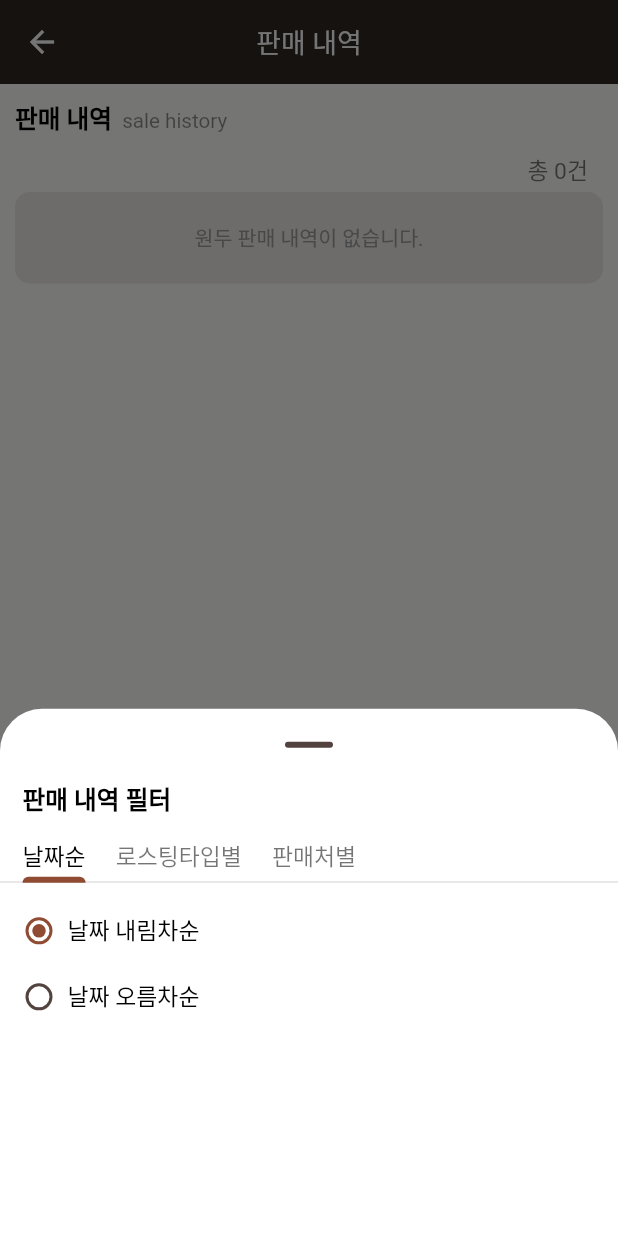
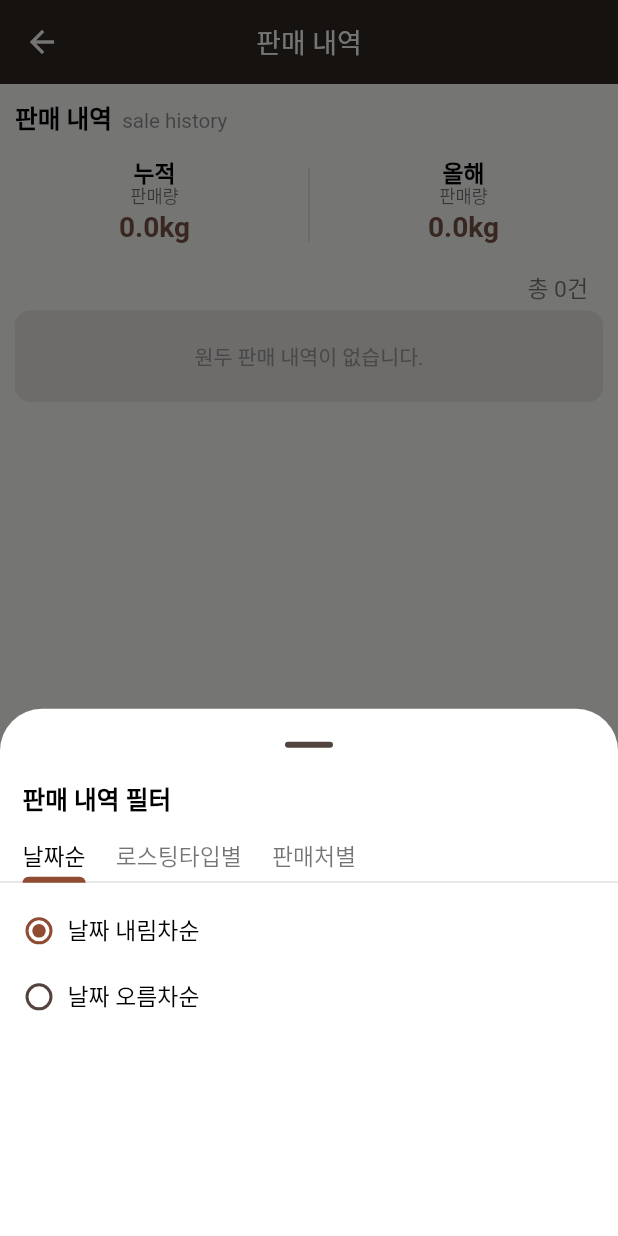
Before and after one commit to NamGideokk/bean_diary, a Flutter app: the SaleHistoryMain screen opened directly, after a tap on an icon or button, on a phone screen of 412 x 824 dp. Run offline on Flutter 3.47's test engine with Material 3 defaults, Android fonts, the phone set to English and light mode, and no system bars; our stand-ins replace get, package_info_plus, sqflite, upgrader; accounts and stored records are empty.

Commit message:
판매 내역 > 상단 판매량 컨테이너 추가

```diff
--- a/lib/controllers/sale_history_controller.dart
+++ b/lib/controllers/sale_history_controller.dart
@@ -1,7 +1,6 @@
 import 'package:bean_diary/screens/sale_history_filter_bottom_sheet.dart';
 import 'package:bean_diary/sqflite/roasting_bean_sales_sqf_lite.dart';
 import 'package:bean_diary/utility/utility.dart';
-import 'package:flutter/cupertino.dart';
 import 'package:flutter/material.dart';
 import 'package:get/get.dart';
 
@@ -12,8 +11,9 @@ class SaleHistoryController extends GetxController {
   final RxList _blendList = [].obs;
   final RxList _sellerList = [].obs;
 
-  final RxString _filterValue = "전체".obs;
-  final RxInt _totalWeightForYear = 0.obs;
+  final RxInt _totalSales = 0.obs;
+  final RxInt _thisYearSales = 0.obs;
+  final RxDouble _salesContainerHeight = 0.0.obs;
 
   final RxString _sortByDate = "desc".obs;
   final RxString _sortByRoastingType = "".obs;
@@ -26,8 +26,9 @@ class SaleHistoryController extends GetxController {
   get blendList => _blendList;
   get sellerList => _sellerList;
 
-  get filterValue => _filterValue.value;
-  get totalWeightForYear => _totalWeightForYear.value;
+  get totalSales => _totalSales.value;
+  get thisYearSales => _thisYearSales.value;
+  get salesContainerHeight => _salesContainerHeight.value;
 
   get sortByDate => _sortByDate.value;
   get sortByRoastingType => _sortByRoastingType.value;
@@ -54,10 +55,12 @@ class SaleHistoryController extends GetxController {
       }
       _totalList(sortingList);
       _showList(totalList);
-      calcYearTotalSalesWeight(DateTime.now().year);
+      calcSalesContainer();
     } else {
       _totalList.clear();
       _showList.clear();
+      _totalSales(0);
+      _thisYearSales(0);
     }
   }
 
@@ -73,14 +76,20 @@ class SaleHistoryController extends GetxController {
     }
   }
 
-  void calcYearTotalSalesWeight(int year) {
-    int totalWeight = 0;
+  /// 25-02-23 리팩토링
+  ///
+  /// 상단 판매량 구하기 (누적, 올해)
+  void calcSalesContainer() {
+    int total = 0;
+    int thisYear = 0;
     for (var e in _totalList) {
-      if (e["date"].toString().substring(0, 4) == year.toString()) {
-        totalWeight += int.parse(e["sales_weight"].toString());
+      total += e["sales_weight"] as int;
+      if (e["date"].toString().substring(0, 4) == DateTime.now().year.toString()) {
+        thisYear += e["sales_weight"] as int;
       }
     }
-    _totalWeightForYear(totalWeight);
+    _totalSales(total);
+    _thisYearSales(thisYear);
   }
 
   void scrollToTop(ScrollController ctrl) {
@@ -153,4 +162,9 @@ class SaleHistoryController extends GetxController {
     _showList(list);
     _sortCount(sortCnt);
   }
+
+  /// 25-02-23
+  ///
+  /// 판매 내역 > 상단 판매량 컨테이너 높이 구하기
+  void getSalesContainerHeight(double value) => _salesContainerHeight(value);
 }
--- a/lib/screens/sale_history_main.dart
+++ b/lib/screens/sale_history_main.dart
@@ -67,73 +67,137 @@ class _SaleHistoryMainState extends State<SaleHistoryMain> {
             ),
           ],
         ),
-        body: Container(
+        body: Padding(
           padding: const EdgeInsets.fromLTRB(10, 10, 10, 0),
           child: Column(
             crossAxisAlignment: CrossAxisAlignment.start,
             children: [
               const HeaderTitle(title: "판매 내역", subTitle: "sale history"),
-              _saleHistoryCtrl.totalList.length > 0
-                  ? Padding(
-                      padding: const EdgeInsets.fromLTRB(5, 10, 10, 5),
-                      child: Row(
-                        mainAxisAlignment: MainAxisAlignment.spaceBetween,
-                        crossAxisAlignment: CrossAxisAlignment.baseline,
-                        textBaseline: TextBaseline.ideographic,
-                        children: [
-                          Row(
-                            crossAxisAlignment: CrossAxisAlignment.baseline,
-                            textBaseline: TextBaseline.ideographic,
+              IntrinsicHeight(
+                child: Padding(
+                  padding: const EdgeInsets.symmetric(horizontal: 15, vertical: 10),
+                  child: MediaQuery(
+                    data: MediaQueryData(
+                      textScaler: MediaQuery.of(context).textScaler.clamp(minScaleFactor: 1.0, maxScaleFactor: 1.5),
+                    ),
+                    child: Row(
+                      mainAxisAlignment: MainAxisAlignment.center,
+                      children: [
+                        Expanded(
+                          child: Column(
                             children: [
-                              TextButton(
-                                style: TextButton.styleFrom(
-                                  minimumSize: const Size(0, 0),
-                                  padding: const EdgeInsets.symmetric(vertical: 0, horizontal: 3),
-                                  shape: RoundedRectangleBorder(
-                                    borderRadius: BorderRadius.circular(5),
-                                  ),
-                                ),
-                                onPressed: () {
-                                  showModalBottomSheet(
-                                    showDragHandle: true,
-                                    backgroundColor: Colors.white,
-                                    context: context,
-                                    builder: (context) => const CustomYearPicker(),
-                                  );
-                                },
-                                child: Text(
-                                  _yearPickerController.selectedYear,
-                                  style: TextStyle(
-                                    fontSize: height / 40,
-                                  ),
-                                ),
+                              Text(
+                                "누적",
+                                style: Theme.of(context).textTheme.bodyMedium!.copyWith(
+                                      height: 1,
+                                      fontWeight: FontWeight.bold,
+                                    ),
                               ),
                               Text(
-                                "년 총 판매량",
-                                style: TextStyle(
-                                  fontSize: height / 60,
-                                  color: Colors.black87,
-                                  fontWeight: FontWeight.w300,
-                                  letterSpacing: -0.3,
-                                ),
+                                "판매량",
+                                style: Theme.of(context).textTheme.bodySmall!.copyWith(color: Colors.black54),
+                              ),
+                              Text(
+                                "${Utility().parseToDoubleWeight(_saleHistoryCtrl.totalSales)}kg",
+                                style: Theme.of(context).textTheme.bodyLarge!.copyWith(color: Colors.brown),
                               ),
                             ],
                           ),
-                          Expanded(
-                            child: Text(
-                              _saleHistoryCtrl.totalWeightForYear != 0 ? "${Utility().numberFormat(Utility().parseToDoubleWeight(_saleHistoryCtrl.totalWeightForYear))}kg" : "판매 내역이 없습니다",
-                              textAlign: TextAlign.right,
-                              style: TextStyle(
-                                fontSize: _saleHistoryCtrl.totalWeightForYear != 0 ? height / 46 : height / 60,
-                                fontWeight: _saleHistoryCtrl.totalWeightForYear != 0 ? FontWeight.w600 : FontWeight.w300,
-                                color: _saleHistoryCtrl.totalWeightForYear != 0 ? Colors.black : Colors.black54,
+                        ),
+                        const VerticalDivider(
+                          width: 50,
+                          thickness: 1,
+                          indent: 5,
+                          endIndent: 5,
+                          color: Colors.black12,
+                        ),
+                        Expanded(
+                          child: Column(
+                            children: [
+                              Text(
+                                "올해",
+                                style: Theme.of(context).textTheme.bodyMedium!.copyWith(
+                                      height: 1,
+                                      fontWeight: FontWeight.bold,
+                                    ),
                               ),
-                            ),
+                              Text(
+                                "판매량",
+                                style: Theme.of(context).textTheme.bodySmall!.copyWith(color: Colors.black54),
+                              ),
+                              Text(
+                                "${Utility().parseToDoubleWeight(_saleHistoryCtrl.thisYearSales)}kg",
+                                style: Theme.of(context).textTheme.bodyLarge!.copyWith(color: Colors.brown),
+                              ),
+                            ],
                           ),
-                        ],
-                      ),
-                    )
-                  : const SizedBox(),
+                        ),
+                      ],
+                    ),
+                  ),
+                ),
+              ),
+              // _saleHistoryCtrl.totalList.length > 0
+              //     ? Padding(
+              //         padding: const EdgeInsets.fromLTRB(5, 10, 10, 5),
+              //         child: Row(
+              //           mainAxisAlignment: MainAxisAlignment.spaceBetween,
+              //           crossAxisAlignment: CrossAxisAlignment.baseline,
+              //           textBaseline: TextBaseline.ideographic,
+              //           children: [
+              //             Row(
+              //               crossAxisAlignment: CrossAxisAlignment.baseline,
+              //               textBaseline: TextBaseline.ideographic,
+              //               children: [
+              //                 TextButton(
+              //                   style: TextButton.styleFrom(
+              //                     minimumSize: const Size(0, 0),
+              //                     padding: const EdgeInsets.symmetric(vertical: 0, horizontal: 3),
+              //                     shape: RoundedRectangleBorder(
+              //                       borderRadius: BorderRadius.circular(5),
+              //                     ),
+              //                   ),
+              //                   onPressed: () {
+              //                     showModalBottomSheet(
+              //                       showDragHandle: true,
+              //                       backgroundColor: Colors.white,
+              //                       context: context,
+              //                       builder: (context) => const CustomYearPicker(),
+              //                     );
+              //                   },
+              //                   child: Text(
+              //                     _yearPickerController.selectedYear,
+              //                     style: TextStyle(
+              //                       fontSize: height / 40,
+              //                     ),
+              //                   ),
+              //                 ),
+              //                 Text(
+              //                   "년 총 판매량",
+              //                   style: TextStyle(
+              //                     fontSize: height / 60,
+              //                     color: Colors.black87,
+              //                     fontWeight: FontWeight.w300,
+              //                     letterSpacing: -0.3,
+              //                   ),
+              //                 ),
+              //               ],
+              //             ),
+              //             Expanded(
+              //               child: Text(
+              //                 _saleHistoryCtrl.totalWeightForYear != 0 ? "${Utility().numberFormat(Utility().parseToDoubleWeight(_saleHistoryCtrl.totalWeightForYear))}kg" : "판매 내역이 없습니다",
+              //                 textAlign: TextAlign.right,
+              //                 style: TextStyle(
+              //                   fontSize: _saleHistoryCtrl.totalWeightForYear != 0 ? height / 46 : height / 60,
+              //                   fontWeight: _saleHistoryCtrl.totalWeightForYear != 0 ? FontWeight.w600 : FontWeight.w300,
+              //                   color: _saleHistoryCtrl.totalWeightForYear != 0 ? Colors.black : Colors.black54,
+              //                 ),
+              //               ),
+              //             ),
+              //           ],
+              //         ),
+              //       )
+              //     : const SizedBox(),
               Padding(
                 padding: const EdgeInsets.fromLTRB(10, 5, 10, 0),
                 child: Row(
--- a/lib/utility/custom_app_theme.dart
+++ b/lib/utility/custom_app_theme.dart
@@ -25,13 +25,20 @@ class CustomAppTheme {
         ),
       ),
       textTheme: TextTheme(
+        // Bold title style
+        bodyLarge: TextStyle(
+          fontSize: height / 44,
+          color: Colors.black,
+          fontWeight: FontWeight.bold,
+          letterSpacing: 0,
+        ),
         // TextField style
         bodyMedium: TextStyle(
           fontSize: height / 54,
           color: Colors.black,
           letterSpacing: 0,
         ),
-        // Smalleast text
+        // Smalleast text style
         bodySmall: TextStyle(
           fontSize: height / 70,
           color: Colors.black,
--- a/lib/widgets/custom_year_picker.dart
+++ b/lib/widgets/custom_year_picker.dart
@@ -24,7 +24,7 @@ class CustomYearPicker extends StatelessWidget {
           selectedDate: now,
           onChanged: (value) {
             yearPickerCtrl.setSelectedYear(value.year);
-            saleHistoryCtrl.calcYearTotalSalesWeight(value.year);
+            // saleHistoryCtrl.calcYearTotalSalesWeight(value.year); //ngd
             Navigator.pop(context);
           },
         ),
```
